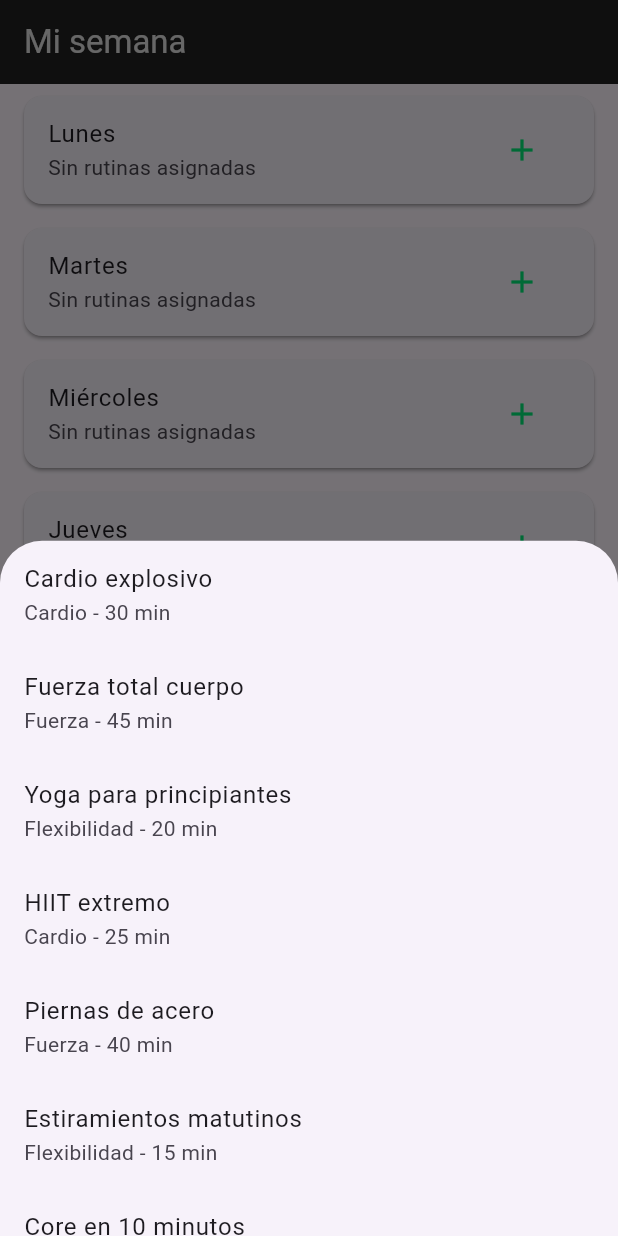
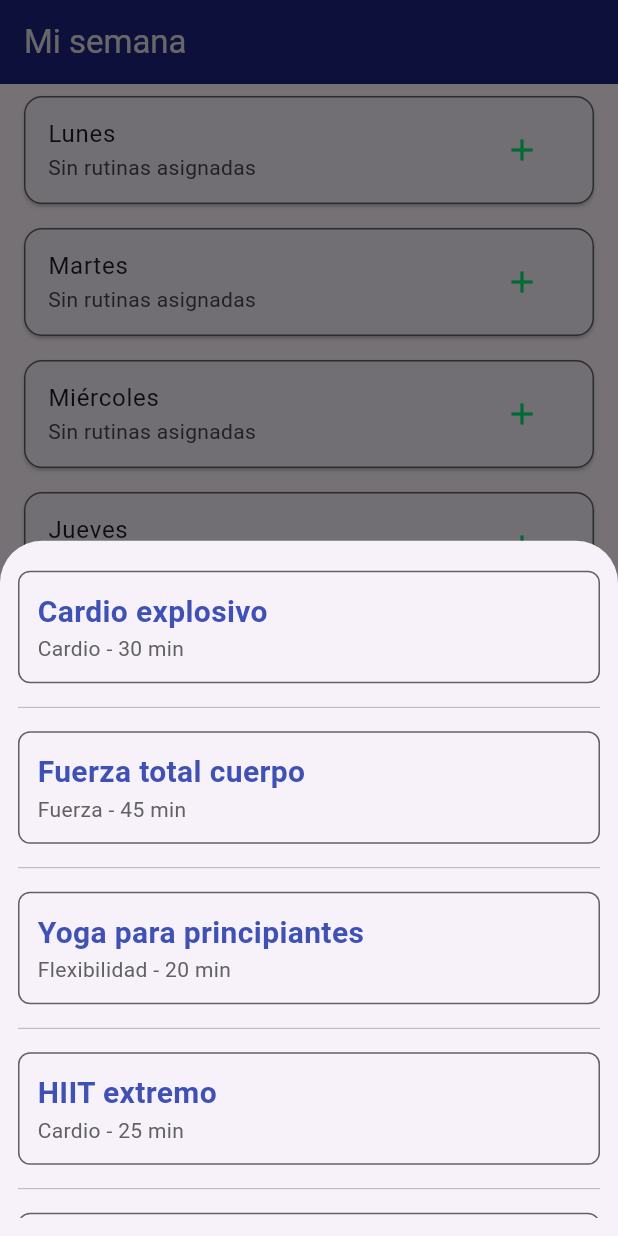
Before and after one commit to Eddie2704/Proyecto_Final, a Flutter app: the screen it shows after launch, item 3 of the bottom bar chosen, after a tap on the "add" icon, on a phone screen of 412 x 824 dp. Run offline on Flutter 3.47's test engine with Material 3 defaults, Android fonts, the phone set to English and light mode, and no system bars; our stand-ins replace cloud_firestore, firebase_auth, firebase_core, google_sign_in, shared_preferences; accounts and stored records are empty; generated files the repository leaves out were written again.

Commit message:
cambio de colores de diseño y ajustes en la pantalla de journal

```diff
--- a/train_at_home_app/lib/main.dart
+++ b/train_at_home_app/lib/main.dart
@@ -2,8 +2,10 @@ import 'package:flutter/material.dart';
 //providers
 import 'package:provider/provider.dart';
 import 'package:trainathomeapp/models/rutinas.dart';
+import 'package:trainathomeapp/providers/cronometro_provider.dart';
 import 'package:trainathomeapp/providers/journal_provider.dart';
 import 'package:trainathomeapp/providers/rutinas_provider.dart';
+import 'package:trainathomeapp/providers/temporizador_provider.dart';
 //pantallas
 import 'package:trainathomeapp/views/create_routine_screen.dart'; //pantalla Creacion de rutinas
 import 'package:trainathomeapp/views/detalle_rutinas.dart'; // pantalla Detalle de rutinas
@@ -17,7 +19,7 @@ import 'package:trainathomeapp/firebase_options.dart';
 
 void main() async {
   WidgetsFlutterBinding.ensureInitialized();
-
+  // Inicializa Firebase
   await Firebase.initializeApp(
     options: DefaultFirebaseOptions.currentPlatform,
   );
@@ -25,6 +27,8 @@ void main() async {
       providers: [
         ChangeNotifierProvider(create: (_) => RutinasProvider()),
         ChangeNotifierProvider(create: (_) => JournalProvider()),
+        ChangeNotifierProvider(create: (_) => CronometroProvider()),
+        ChangeNotifierProvider(create: (_) => TemporizadorProvider()),
       ],
       child: const MyApp(),
     ),);
--- a/train_at_home_app/lib/views/home_page.dart
+++ b/train_at_home_app/lib/views/home_page.dart
@@ -28,7 +28,7 @@ class _HomePageState extends State<HomePage> {
         bottomNavigationBar: BottomNavigationBar(
         currentIndex: _currentIndex,
         type: BottomNavigationBarType.fixed,
-        backgroundColor: Colors.grey[900],
+        backgroundColor: Colors.indigo[900],
         unselectedItemColor: Colors.grey[300],
         selectedItemColor: Colors.greenAccent[400],
 
--- a/train_at_home_app/lib/views/journal_screen.dart
+++ b/train_at_home_app/lib/views/journal_screen.dart
@@ -3,7 +3,6 @@ import 'package:provider/provider.dart';
 import 'package:trainathomeapp/models/rutinas.dart';
 import 'package:trainathomeapp/providers/journal_provider.dart';
 import 'package:trainathomeapp/providers/rutinas_provider.dart';
-
 
 class JournalScreen extends StatelessWidget {
   const JournalScreen({super.key});
@@ -15,12 +14,11 @@ class JournalScreen extends StatelessWidget {
     final rutinasAsignadas = context.watch<JournalProvider>().rutinasAsignadas;
 
     final dias = [
-      'Lunes', 'Martes', 'Miércoles', 'Jueves', 'Viernes', 'Sábado', 'Domingo'
-    ];
+      'Lunes', 'Martes', 'Miércoles', 'Jueves', 'Viernes', 'Sábado', 'Domingo'];
       return Scaffold(
       appBar: AppBar(
         title: const Text('Mi semana'),
-        backgroundColor: Colors.grey[900],
+        backgroundColor: Colors.indigo[900],
         foregroundColor: Colors.grey[300],
       ),
       body: ListView.builder(
@@ -28,11 +26,13 @@ class JournalScreen extends StatelessWidget {
         itemBuilder: (context, index) {
           final dia = dias[index];
           final rutinas = rutinasAsignadas[dia] ?? [];
-
           return Card(
             color: Colors.grey[550],
-            shadowColor: Colors.grey[900],
             margin: const EdgeInsets.symmetric(horizontal: 16, vertical: 8),
+            shape: RoundedRectangleBorder(
+              borderRadius: BorderRadius.circular(12),
+              side: BorderSide(color: Colors.grey[700]!, width: 1),
+            ),
             child: ListTile(
               title: Text(dia),
               subtitle: rutinas.isNotEmpty
@@ -41,38 +41,75 @@ class JournalScreen extends StatelessWidget {
               trailing: IconButton(
                 icon: const Icon(Icons.add),
                 color: Colors.greenAccent[400],
+                //Añadir rutinas a los dias
+                onPressed: () {
+                  showModalBottomSheet(
+                    context: context,
+                    builder: (_) {
+                    return Padding(
+                      padding: const EdgeInsets.all(12),
+                      child: ListView.separated(
+                      itemCount: rutinasDisponibles.length,
+                        separatorBuilder: (_, __) => const Divider(color: Colors.grey, thickness: 0.5),
+                        itemBuilder: (_, index) {
+                        final r = rutinasDisponibles[index];
+                        //muestra las rutinas disponibles
+                        return  GestureDetector(
+                        onTap: () {
+                          context.read<JournalProvider>().asignarRutina(dia, r);
+                          Navigator.pop(context);
+                        },
+                        child: Container(
+                          decoration: BoxDecoration(
+                            color:  Colors.grey[550],
+                            borderRadius: BorderRadius.circular(8),
+                            border: Border.all(color: Colors.grey[700]!, width: 1),
+                          ),
+                          margin: const EdgeInsets.symmetric(vertical: 8),
+                          padding: const EdgeInsets.all(12),
+                          child: Column(
+                            crossAxisAlignment: CrossAxisAlignment.start,
+                            children: [
+                              Text(
+                                r.name,
+                                style: TextStyle(fontSize: 20, fontWeight: FontWeight.bold, color: Colors.indigo[500]),
+                              ),
+                              Text(
+                                '${r.type} - ${r.time} min',
+                                        style: TextStyle(color: Colors.grey[700], fontSize: 14),
+                                      ),
+                                    ],
+                                  ),
+                                ),
+                              );
+                            },
+                          ),
+                        );
+                      },
+                    );
+                    },
+                  ),
+                ),
+              );
+            },
+          ),
+          //Boton para eliminar rutinas de los dias
+        floatingActionButton: FloatingActionButton(
+        backgroundColor: Colors.yellow[400],
+        foregroundColor: Colors.black,
+        child: const Icon(Icons.delete),
         onPressed: () {
           showModalBottomSheet(
             context: context,
             builder: (_) {
               return ListView(
-                        children: rutinasDisponibles.map((r) {
-                          return ListTile(
-                            title: Text(r.name),
-                            subtitle: Text('${r.type} - ${r.time} min'),
-                            onTap: () {
-                              context.read<JournalProvider>().asignarRutina(dia, r);
-                              Navigator.pop(context);
-                            },
-                          );
-                        }).toList(),
-                      );
-                    },
-                  );
-                },
-              ),
-            onLongPress: rutinas.isNotEmpty
-    ? () {
-        showModalBottomSheet(
-          context: context,
-          builder: (_) {
-            return Column(
-              mainAxisSize: MainAxisSize.min,
+                children: dias.map((dia) {
+                  final rutinas = rutinasAsignadas[dia] ?? [];
+                  return rutinas.isNotEmpty
+                      ? ExpansionTile(
+                          title: Text(dia),
                           children: [
-                ListView(
-                  shrinkWrap: true,
-                  children: rutinas.map((r) {
-                    return ListTile(
+                            ...rutinas.map((r) => ListTile(
                                   title: Text(r.name),
                                   subtitle: Text('${r.type} - ${r.time} min'),
                                   trailing: const Icon(Icons.delete, color: Colors.red),
@@ -80,28 +117,24 @@ class JournalScreen extends StatelessWidget {
                                     context.read<JournalProvider>().quitarRutina(dia, r);
                                     Navigator.pop(context);
                                   },
-                    );
-                  }).toList(),
-                ),
+                                )),
                             const Divider(),
                             TextButton(
                               onPressed: () {
                                 context.read<JournalProvider>().borrarTodasRutinas(dia);
                                 Navigator.pop(context);
                               },
-                  child: const Text("Eliminar todas las rutinas", style: TextStyle(color: Colors.red)),
+                              child: const Text("Eliminar todas", style: TextStyle(color: Colors.red)),
                             ),
                           ],
+                        )
+                      : const SizedBox();
+                }).toList(),
               );
             },
-        );
-      }
-    : null,
-            ),
           );
         },
       ),
     );
   }
-
 }
--- a/train_at_home_app/lib/views/profile_screen.dart
+++ b/train_at_home_app/lib/views/profile_screen.dart
@@ -126,7 +126,8 @@ class _ProfileScreenState extends State<ProfileScreen> {
   Widget build(BuildContext context) {
     return Scaffold(
       appBar: AppBar(
-        backgroundColor: Theme.of(context).colorScheme.primary,
+        backgroundColor: Colors.indigo[900],
+        foregroundColor: Colors.grey[300],
         title: Row(
           mainAxisAlignment: MainAxisAlignment.spaceBetween,
           children: [
--- a/train_at_home_app/lib/views/routines_screens.dart
+++ b/train_at_home_app/lib/views/routines_screens.dart
@@ -13,7 +13,7 @@ class RoutinesScreen extends StatelessWidget {
     return Scaffold(
       appBar: AppBar(
         title: Text('TrainAtHome'),
-        backgroundColor: Colors.grey[900],
+        backgroundColor: Colors.indigo[900],
         foregroundColor: Colors.grey[300],
 
       ),
@@ -101,7 +101,8 @@ class RoutinesScreen extends StatelessWidget {
         ),
       ),
       floatingActionButton: FloatingActionButton(
-        backgroundColor: Colors.greenAccent[400],
+        backgroundColor: Colors.yellow[400],
+        foregroundColor: Colors.black,
         onPressed: () => Navigator.pushNamed(context, '/createRoutine'),
         child: Icon(Icons.add, color: Colors.grey[900],),
 
```
Lines whose indentation alone changed are shown as unchanged.
